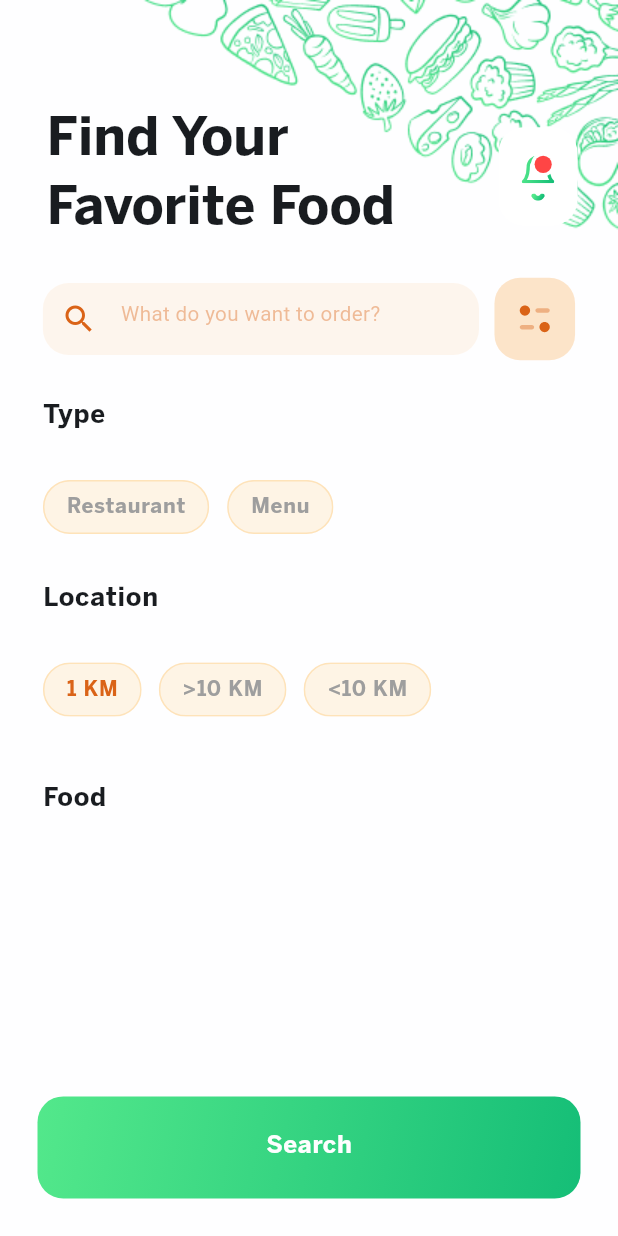
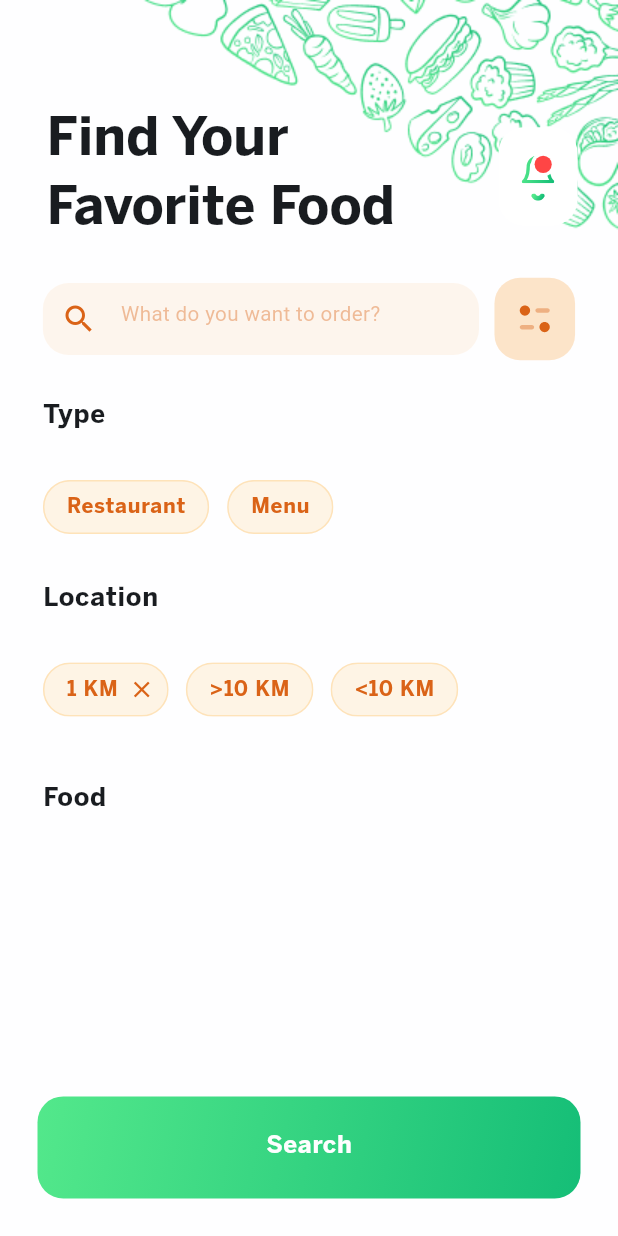
Before and after one commit to mahafarghaly/Food-Delivery, a Flutter app: the SearchScreen screen opened directly, after a tap on "1 KM", on a phone screen of 412 x 824 dp. Run offline on Flutter 3.47's test engine with Material 3 defaults, Android fonts, the phone set to English and light mode, and no system bars; our stand-ins replace bloc, cloud_firestore, equatable, firebase_core, flutter_bloc, flutter_screenutil and 3 more; accounts and stored records are empty; Roboto replaces fonts that are missing (BentonSans Medium).

Commit message:
updtate custom chip ui

```diff
--- a/lib/features/home/presentation/bloc/search_bloc/search_bloc.dart
+++ b/lib/features/home/presentation/bloc/search_bloc/search_bloc.dart
@@ -102,9 +102,7 @@ class SearchBloc extends Bloc<SearchEvent, SearchState> {
     emit(state.copyWith(selectedChipType: event.chipLabel));
   }
 
-  void _onSelectDistance(
-    SelectDistanceEvent event,
-    Emitter<SearchState> emit,
+  void _onSelectDistance(SelectDistanceEvent event, Emitter<SearchState> emit,
   ) {
     emit(state.copyWith(selectedDistance: event.distance));
   }
--- a/lib/features/home/presentation/views/widgets/custom_chip.dart
+++ b/lib/features/home/presentation/views/widgets/custom_chip.dart
@@ -14,9 +14,9 @@ final String label;
         label: Text(
           label,
           style: context.textTheme.labelMedium?.copyWith(
-            color:  isSelected
-                ? context.colorScheme.onPrimaryContainer
-                : Colors.grey,//context.colorScheme.onPrimaryContainer
+            color:
+           // isSelected ? context.colorScheme.onPrimaryContainer:
+            context.colorScheme.onPrimaryContainer
           )
         ),
         backgroundColor: Colors.orange.withOpacity(0.1),
@@ -26,7 +26,9 @@ final String label;
                 color: Colors.orange.withOpacity(0.1)
             )
         ),
-
+onDeleted: isSelected?(){}:null,
+        deleteIconColor:context.colorScheme.onPrimaryContainer ,
+        deleteIcon: const Icon(Icons.close),
       ),
     );
   }
--- a/lib/features/home/presentation/views/widgets/lists/popular_menu_list.dart
+++ b/lib/features/home/presentation/views/widgets/lists/popular_menu_list.dart
@@ -33,9 +33,7 @@ class PopularMenuList extends StatelessWidget {
             final restaurants = state.restaurants;
             final popularMenuItems = filteredMenu != null
                 ? filteredMenu!.map((menuItem) {
-                  if(selectedDistance!=null){
-
-                  }
+                    if (selectedDistance != null) {}
                     return MenuWithRestaurant(
                       menu: menuItem.menu,
                       restaurantName: menuItem.restaurantName,
--- a/lib/features/search/search_screen.dart
+++ b/lib/features/search/search_screen.dart
@@ -40,10 +40,11 @@ class SearchScreen extends StatelessWidget {
                 children: [
                   Expanded(
                     child: SingleChildScrollView(
+                      child: SafeArea(
                         child: Column(
                           crossAxisAlignment: CrossAxisAlignment.start,
                           children: [
-                          HomeAppbarSection(
+                            const HomeAppbarSection(
                               enableSearch: true,
                             ).paddingTop(60.h),
                             Column(
@@ -92,7 +93,7 @@ class SearchScreen extends StatelessWidget {
                                       onTap: () {
                                         context
                                             .read<SearchBloc>()
-                                          .add(SelectDistanceEvent(1.0));
+                                            .add(const SelectDistanceEvent(1.0));
                                       },
                                     ).paddingRight(10.w),
                                     CustomChip(
@@ -102,7 +103,7 @@ class SearchScreen extends StatelessWidget {
                                       onTap: () {
                                         context
                                             .read<SearchBloc>()
-                                          .add(SelectDistanceEvent(10.0));
+                                            .add(const SelectDistanceEvent(10.0));
                                       },
                                     ).paddingRight(10.w),
                                     CustomChip(
@@ -112,7 +113,7 @@ class SearchScreen extends StatelessWidget {
                                       onTap: () {
                                         context
                                             .read<SearchBloc>()
-                                          .add(SelectDistanceEvent(80.0));
+                                            .add(const SelectDistanceEvent(80.0));
                                       },
                                     )
                                   ],
@@ -158,6 +159,7 @@ class SearchScreen extends StatelessWidget {
                               ],
                             ).paddingHorizontal(25.w),
                           ],
+                        ),
                       ),
                     ),
                   ),
```
Lines whose indentation alone changed are shown as unchanged.
